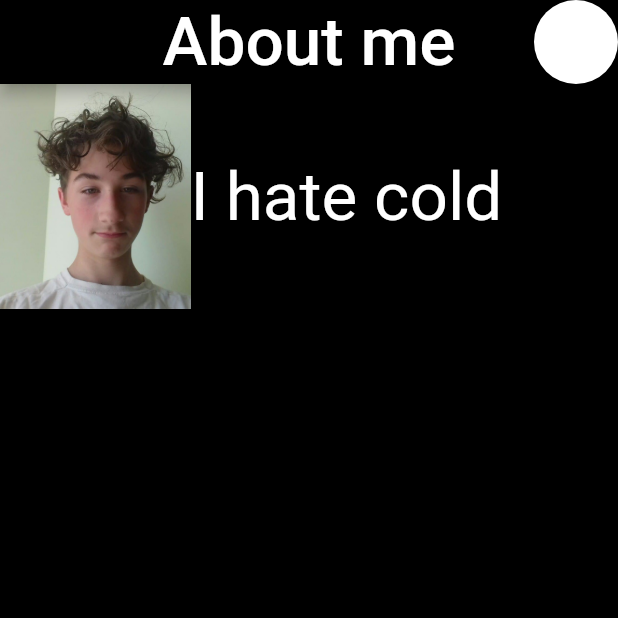
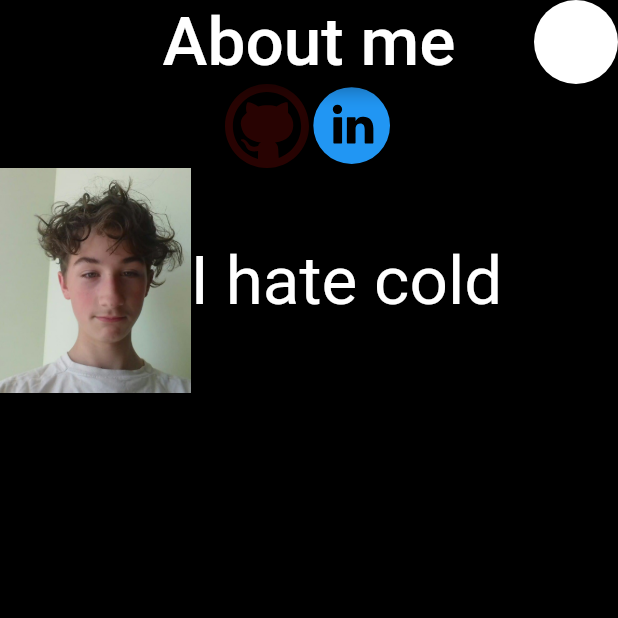
Before and after one commit to Vitaliklisa/vital_app, a Flutter app: the screen it shows after launch, on a phone screen of 412 x 824 dp, the top half of it. Run offline on Flutter 3.47's test engine with Material 2 defaults, Android fonts, the phone set to English and light mode, and no system bars; our stand-ins replace flutter_svg.

```diff
--- a/lib/presentation/features/screen/screen.dart
+++ b/lib/presentation/features/screen/screen.dart
@@ -1,5 +1,6 @@
 import 'package:flutter/material.dart';
 import 'package:flutter/widgets.dart';
+import 'package:flutter_svg/flutter_svg.dart';
 import 'package:provider/provider.dart';
 import 'package:vital_app/presentation/features/screen/screen_model.dart';
 import 'package:vital_app/presentation/features/screen/screen_view.dart';
@@ -10,6 +11,13 @@ class Screen extends StatefulWidget {
 }
 
 class _ScreenState extends State<Screen> implements ScreenView {
+  @override
+  void displayMessage(String message) {
+    ScaffoldMessenger.of(context).showSnackBar(SnackBar(
+      content: Text(message),
+    ));
+  }
+
   @override
   Widget build(BuildContext context) {
     return ChangeNotifierProvider(
@@ -46,6 +54,23 @@ class _ScreenState extends State<Screen> implements ScreenView {
                   child: Column(
                     children: [
                       Row(
+                        mainAxisAlignment: MainAxisAlignment.center,
+                        children: [
+                          FloatingActionButton(
+                            backgroundColor: Colors.transparent,
+                            onPressed: model.onGitHubPressed,
+                            child: SvgPicture.asset('assets/images/github.svg'),
+                          ),
+                          FloatingActionButton(
+                            backgroundColor: Colors.transparent,
+                            onPressed: model.onLinkedinPressed,
+                            child: SvgPicture.asset(
+                                'assets/images/linkedin.svg',
+                                color: Colors.blue),
+                          )
+                        ],
+                      ),
+                      Row(
                         children: [
                           Image.asset(
                             'assets/images/myself.jpg',
--- a/lib/presentation/features/screen/screen_view.dart
+++ b/lib/presentation/features/screen/screen_view.dart
@@ -1,3 +1,3 @@
 abstract class ScreenView {
-
+  void displayMessage(String message);
 }
--- a/pubspec.yaml
+++ b/pubspec.yaml
@@ -33,6 +33,10 @@ dependencies:
   # for implementing  MVP structural design pattern
   provider: ^5.0.0
 
+  flutter_svg: ^0.22.0
+
+  url_launcher: ^6.0.8
+
 dev_dependencies:
   flutter_test:
     sdk: flutter
```
Also changed, not shown: lib/presentation/features/screen/screen_model.dart (+16 -3 lines), assets/images/github.svg (added), assets/images/linkedin.svg (added), pubspec.lock.
